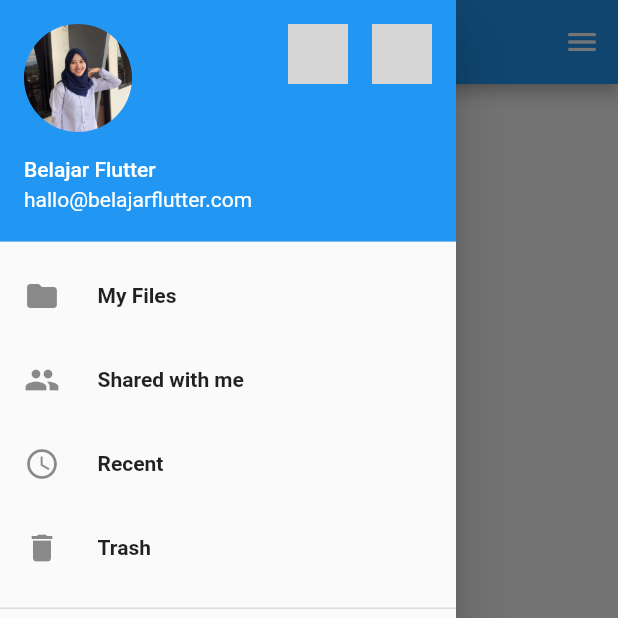
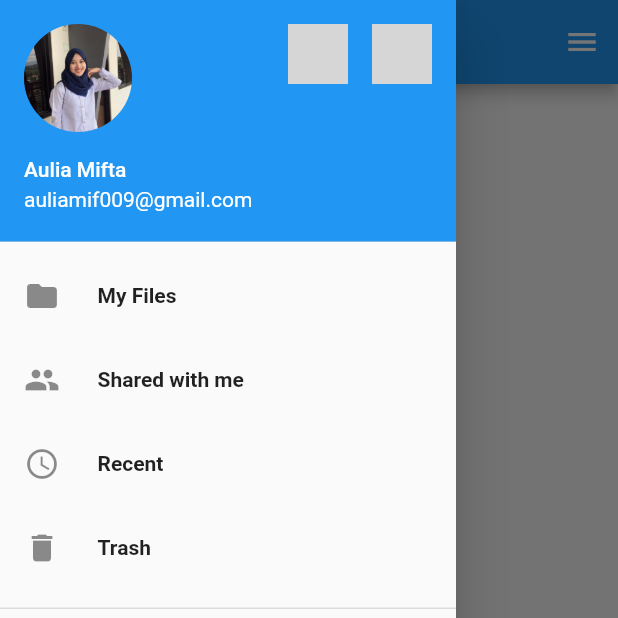
Before and after one commit to auliaMif/flutter, a Flutter app: the screen it shows after launch, with the side drawer open, on a phone screen of 412 x 824 dp, the top half of it. Run offline on Flutter 3.47's test engine with Material 2 defaults, Android fonts, the phone set to English and light mode, and no system bars; grey boxes are pictures that could not be loaded.

```diff
--- a/lib/nav-drawer.dart
+++ b/lib/nav-drawer.dart
@@ -41,8 +41,8 @@ Widget _drawerHeader() {
         child: Image(image: AssetImage('assets/images/orang3.jpeg'), fit: BoxFit.cover),
       )
     ],
-    accountName: Text('Belajar Flutter'),
-    accountEmail: Text('hallo@belajarflutter.com'),
+    accountName: Text('Aulia Mifta'),
+    accountEmail: Text('auliamif009@gmail.com'),
   );
 }
 
```
Also changed, not shown: 1 other file.
